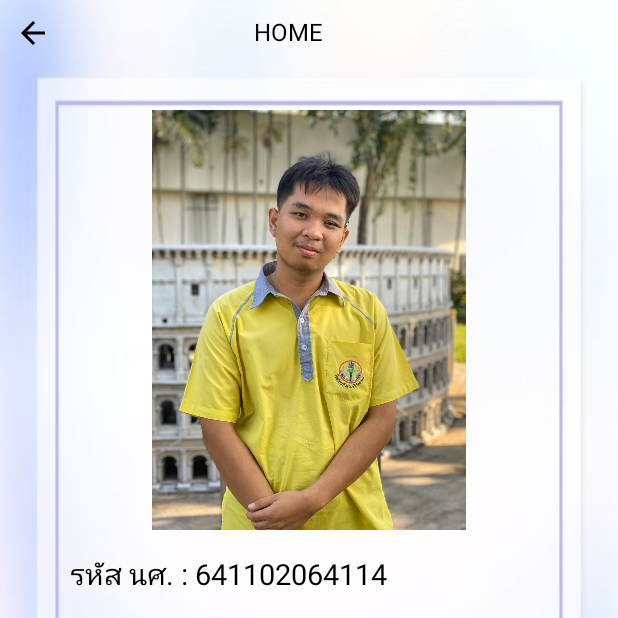
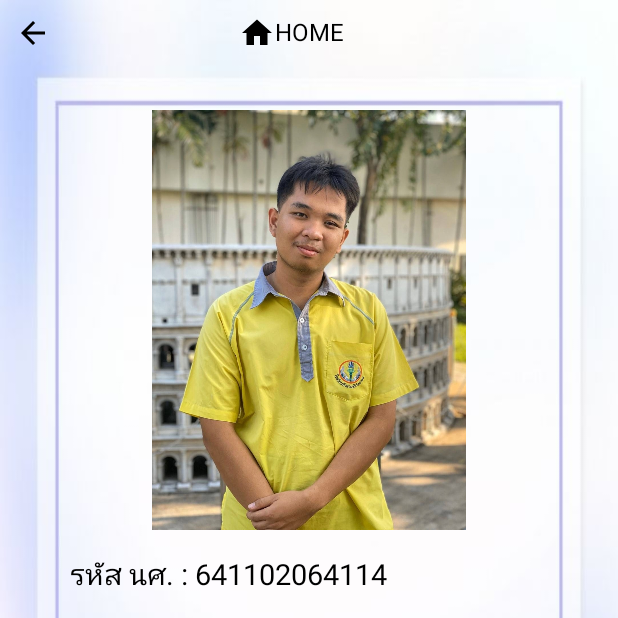
Before and after one commit to Sest0boy/project1, an Android app: the Inforationoat screen opened directly, with no data from a screen before it, on a phone screen of 412 x 824 dp, the top half of it. Run offline under Robolectric (Android 15) with nearby library versions, the phone set to English and light mode, and no system bars.

Commit message:
Project_one

```diff
--- /dev/null
+++ b/app/src/main/res/drawable/ic_baseline_home_24.xml
@@ -0,0 +1,5 @@
+<vector android:height="24dp" android:tint="#000000"
+    android:viewportHeight="24" android:viewportWidth="24"
+    android:width="24dp" xmlns:android="http://schemas.android.com/apk/res/android">
+    <path android:fillColor="@android:color/white" android:pathData="M10,20v-6h4v6h5v-8h3L12,3 2,12h3v8z"/>
+</vector>
--- a/app/src/main/res/layout/activity_inforationoat.xml
+++ b/app/src/main/res/layout/activity_inforationoat.xml
@@ -24,9 +24,11 @@
             android:layout_height="wrap_content"
             android:textColor="@color/black"
             android:text="HOME"
-            android:layout_marginStart="135dp"
+            android:layout_marginStart="125dp"
             android:textSize="16dp"
             android:onClick="backPageHome5"
+            android:drawableLeft="@drawable/ic_baseline_home_24"
+
             android:layout_toEndOf="@+id/left_icon3"/>
         <ImageView
             android:onClick="NextPage1"
--- a/app/src/main/res/layout/activity_informationboat.xml
+++ b/app/src/main/res/layout/activity_informationboat.xml
@@ -24,8 +24,10 @@
             android:layout_height="wrap_content"
             android:textColor="@color/black"
             android:text="HOME"
-            android:layout_marginStart="135dp"
+            android:layout_marginStart="125dp"
             android:textSize="16dp"
+            android:drawableLeft="@drawable/ic_baseline_home_24"
+
             android:onClick="backPageHome3"
             android:layout_toEndOf="@+id/left_icon1"/>
         <ImageView
--- a/app/src/main/res/layout/activity_informationjame.xml
+++ b/app/src/main/res/layout/activity_informationjame.xml
@@ -24,8 +24,9 @@
             android:layout_height="wrap_content"
             android:textColor="@color/black"
             android:text="HOME"
-            android:layout_marginStart="135dp"
+            android:layout_marginStart="125dp"
             android:onClick="backPageHome4"
+            android:drawableLeft="@drawable/ic_baseline_home_24"
             android:textSize="16dp"
             android:layout_toEndOf="@+id/left_icon2"/>
 
--- a/app/src/main/res/layout/activity_informationpeat.xml
+++ b/app/src/main/res/layout/activity_informationpeat.xml
@@ -25,7 +25,8 @@
             android:layout_height="wrap_content"
             android:textColor="@color/black"
             android:text="HOME"
-            android:layout_marginStart="135dp"
+            android:drawableLeft="@drawable/ic_baseline_home_24"
+            android:layout_marginStart="125dp"
             android:textSize="16dp"
             android:onClick="backPageHome1"
             android:layout_toEndOf="@+id/left_icon0"/>
--- a/app/src/main/res/layout/activity_informationpu.xml
+++ b/app/src/main/res/layout/activity_informationpu.xml
@@ -25,8 +25,9 @@
             android:layout_height="wrap_content"
             android:textColor="@color/black"
             android:text="HOME"
+            android:drawableLeft="@drawable/ic_baseline_home_24"
             android:onClick="backPageHome"
-            android:layout_marginStart="135dp"
+            android:layout_marginStart="125dp"
             android:textSize="16dp"
             android:layout_toEndOf="@+id/left_icon001"/>
         <ImageView
```
